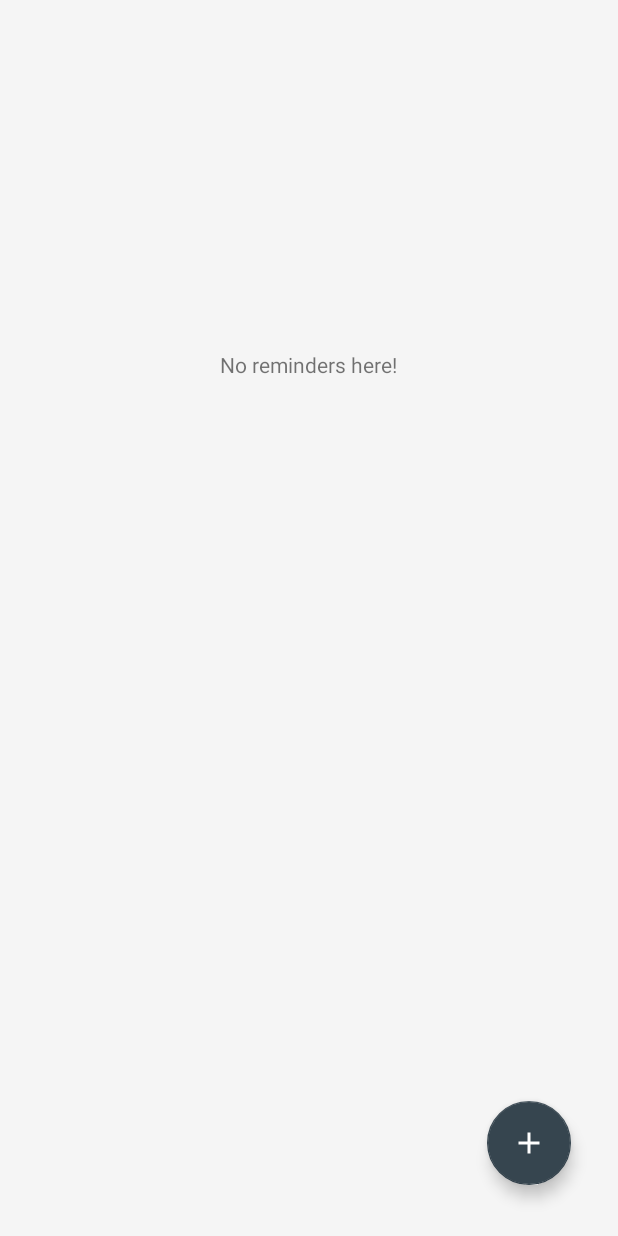
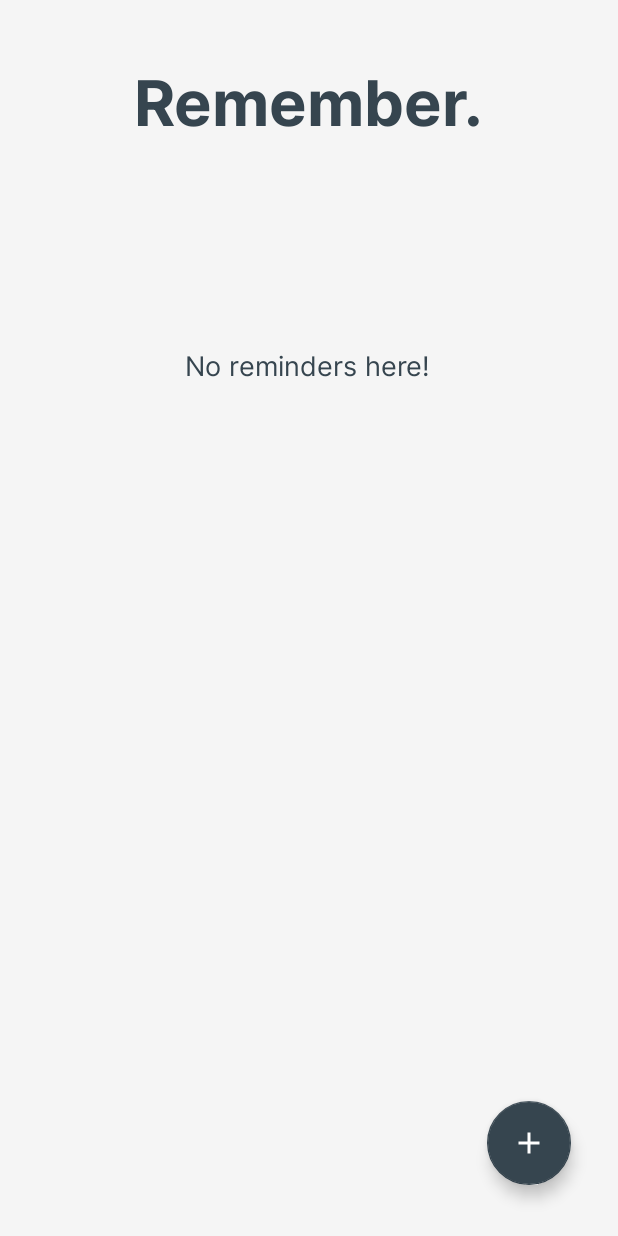
Before and after one commit to Chisomo-Chiweza/Remember, an Android app: the layout home.xml on its own in the app's theme, with its tools: preview values and no code run, on a phone screen of 412 x 824 dp. Run offline under Robolectric (Android 15) with nearby library versions, the phone set to English and light mode, and no system bars.

Commit message:
Add new fonts and define font for text
- Added fonts from the Inter family.
- Defined fonts for different texts in Android

Thinking I need to add a separate dimens file so I don't need to hard-code some values.

```diff
--- a/app/src/main/res/layout/home.xml
+++ b/app/src/main/res/layout/home.xml
@@ -7,22 +7,42 @@
     tools:context=".MainActivity">
 
     <TextView
+        android:id="@+id/heading"
+        android:layout_width="wrap_content"
+        android:layout_height="wrap_content"
+        android:text="@string/app_name"
+        android:textColor="?attr/colorSecondary"
+        android:textSize="42sp"
+        android:textStyle="bold"
+        android:fontFamily="@font/inter_bold"
+        app:layout_constraintBottom_toBottomOf="parent"
+        app:layout_constraintEnd_toEndOf="parent"
+        app:layout_constraintStart_toStartOf="parent"
+        app:layout_constraintTop_toTopOf="parent"
+        app:layout_constraintVertical_bias="0.05" />
+
+    <TextView
         android:id="@+id/reminders"
         android:layout_width="wrap_content"
         android:layout_height="wrap_content"
         android:text="@string/reminders"
+        android:textColor="?attr/colorSecondary"
+        android:textSize="18sp"
+        android:fontFamily="@font/inter_regular"
         app:layout_constraintBottom_toBottomOf="parent"
         app:layout_constraintEnd_toEndOf="parent"
         app:layout_constraintHorizontal_bias="0.498"
         app:layout_constraintStart_toStartOf="parent"
         app:layout_constraintTop_toTopOf="parent"
-        app:layout_constraintVertical_bias="0.29" />
+        app:layout_constraintVertical_bias="0.289" />
 
     <com.google.android.material.floatingactionbutton.FloatingActionButton
         android:id="@+id/note_fab"
         android:layout_width="wrap_content"
         android:layout_height="wrap_content"
         android:layout_marginBottom="16dp"
+        app:backgroundTint="?attr/colorPrimary"
+        app:tint="?attr/colorOnPrimary"
         android:contentDescription="@string/add_note"
         android:src="@drawable/add_note"
         android:clickable="true"
@@ -36,6 +56,8 @@
         android:layout_width="wrap_content"
         android:layout_height="wrap_content"
         android:layout_marginBottom="16dp"
+        app:backgroundTint="?attr/colorPrimary"
+        app:tint="?attr/colorOnPrimary"
         android:contentDescription="@string/add_event"
         android:src="@drawable/add_event"
         android:focusable="true"
@@ -49,6 +71,8 @@
         android:layout_width="wrap_content"
         android:layout_height="wrap_content"
         android:layout_marginBottom="16dp"
+        app:backgroundTint="?attr/colorPrimary"
+        app:tint="?attr/colorOnPrimary"
         android:contentDescription="@string/add_task"
         android:src="@drawable/add_task"
         android:focusable="true"
--- a/app/src/main/res/values/strings.xml
+++ b/app/src/main/res/values/strings.xml
@@ -1,7 +1,7 @@
 <resources>
-    <string name="app_name">Remember</string>
+    <string name="app_name">Remember.</string>
     <string name="reminders">No reminders here!</string>
-    <string name="fab">Click to expand multiple actions</string>
+    <string name="fab">Expands to multiple actions</string>
     <string name="add_task">Add a task</string>
     <string name="add_event">Add an event</string>
     <string name="add_note">Add a note</string>
```
Also changed, not shown: app/src/main/res/font/inter_black.ttf (added), app/src/main/res/font/inter_bold.ttf (added), app/src/main/res/font/inter_extra_bold.ttf (added), app/src/main/res/font/inter_extra_light.ttf (added), app/src/main/res/font/inter_light.ttf (added), app/src/main/res/font/inter_medium.ttf (added), app/src/main/res/font/inter_regular.ttf (added), app/src/main/res/font/inter_semi_bold.ttf (added), app/src/main/res/font/inter_thin.ttf (added).
